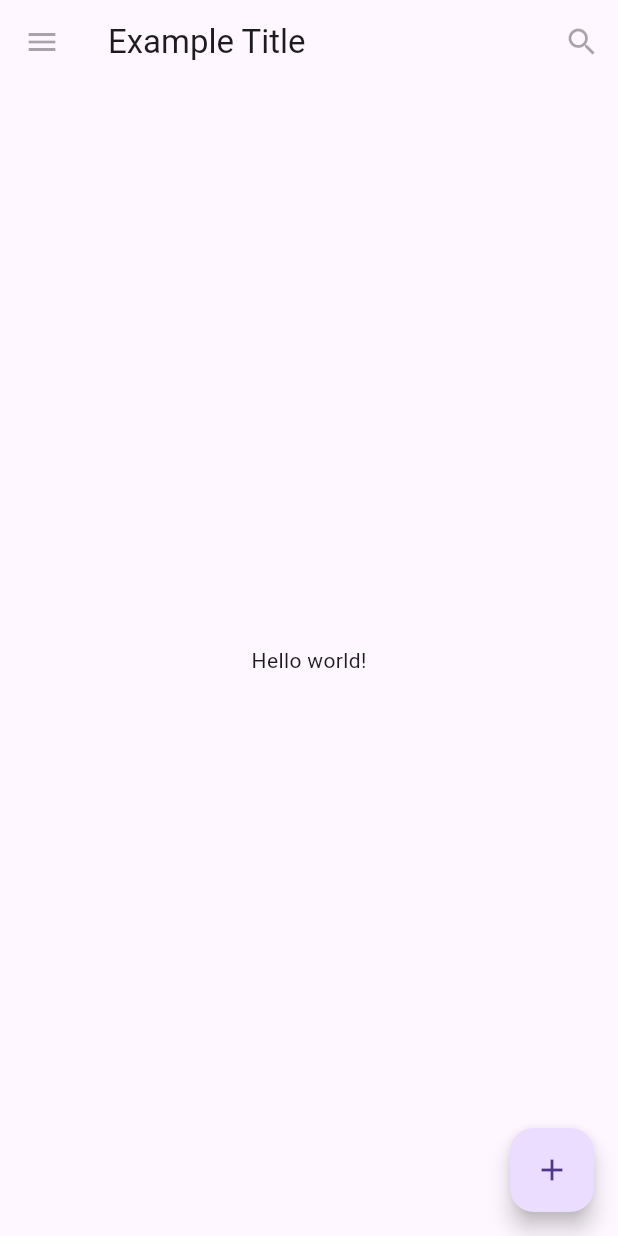
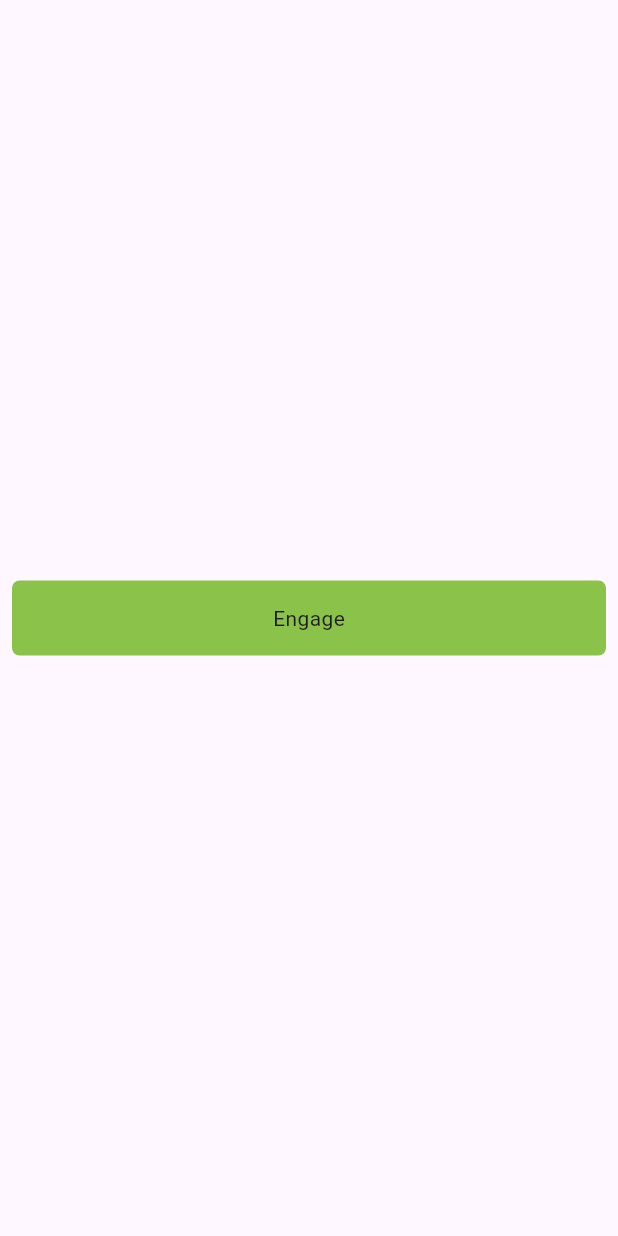
Before and after one commit to Tuton000/learnflutter, a Flutter app: the screen it shows after launch, on a phone screen of 412 x 824 dp. Run offline on Flutter 3.47's test engine with Material 3 defaults, Android fonts, the phone set to English and light mode, and no system bars.

```diff
--- a/lib/main.dart
+++ b/lib/main.dart
@@ -1,37 +1,29 @@
 import 'package:flutter/material.dart';
 
 void main() {
-  runApp(MaterialApp(title: 'Flutter Tutorial', home: FlutterTutorial()));
+  runApp(MaterialApp(title: 'Flutter Tutorial', home: Scaffold(
+    body: Center(child: MyButton()),
+  )));
 }
 
-class FlutterTutorial extends StatelessWidget {
-  const FlutterTutorial({super.key});
+class MyButton extends StatelessWidget {
+  const MyButton({super.key});
 
   @override
   Widget build(BuildContext context) {
-    // Scaffold is a layout for the major Material components
-    return Scaffold(
-      appBar: AppBar(
-        leading: IconButton(
-          onPressed: null,
-          tooltip: 'Navigation menu',
-          icon: Icon(Icons.menu),
+    return GestureDetector(
+      onTap: () {
+        print('MyButton was tapped');
+      },
+      child: Container(
+        height: 50.0,
+        padding: EdgeInsets.all(8),
+        margin: EdgeInsets.symmetric(horizontal: 8),
+        decoration: BoxDecoration(
+          color: Colors.lightGreen[500],
+          borderRadius: BorderRadius.circular(5.0),
         ),
-        title: Text('Example Title'),
-        actions: [
-          IconButton(
-            onPressed: null,
-            tooltip: 'Search',
-            icon: Icon(Icons.search),
-          ),
-        ],
-      ),
-      // body is the majority of the screen
-      body: const Center(child: Text('Hello world!')),
-      floatingActionButton: FloatingActionButton(
-        tooltip: 'Add', // used by assistive technologies
-        onPressed: null,
-        child: Icon(Icons.add),
+        child: Center(child: Text('Engage')),
       ),
     );
   }
```
